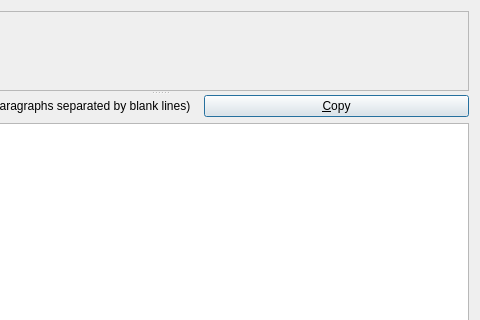
The window that src/ocr/OcrResultDialog.ui (ChickenSeller/glimpse) describes before a commit, drawn with Qt 5; both pictures show x 160 to 640 and y 0 to 320 of the 640 by 720 pixel window.
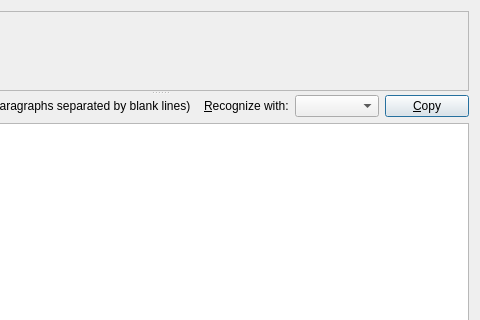
The same window after the commit.

Commit message:
Choose the recognition engine in the recognition window too
A "Recognize with" list picks the OCR engine for that window, the settings'
choice being what it opens with. A new choice downloads the engine's
missing models (after asking; refused, the list goes back), recognizes the
capture again, and translates the new text if a translation was made.

Diff of the .ui file:
```diff
--- a/src/ocr/OcrResultDialog.ui
+++ b/src/ocr/OcrResultDialog.ui
@@ -78,6 +78,23 @@
            </property>
           </spacer>
          </item>
+         <item>
+          <widget class="QLabel" name="ocrEngineLabel">
+           <property name="text">
+            <string>&amp;Recognize with:</string>
+           </property>
+           <property name="buddy">
+            <cstring>ocrEngineCombo</cstring>
+           </property>
+          </widget>
+         </item>
+         <item>
+          <widget class="QComboBox" name="ocrEngineCombo">
+           <property name="toolTip">
+            <string>The text recognition engine for this window; Settings &gt; Text Recognition sets the one it opens with</string>
+           </property>
+          </widget>
+         </item>
          <item>
           <widget class="QPushButton" name="copyButton">
            <property name="text">
```
The commit also changes 5 other files.
